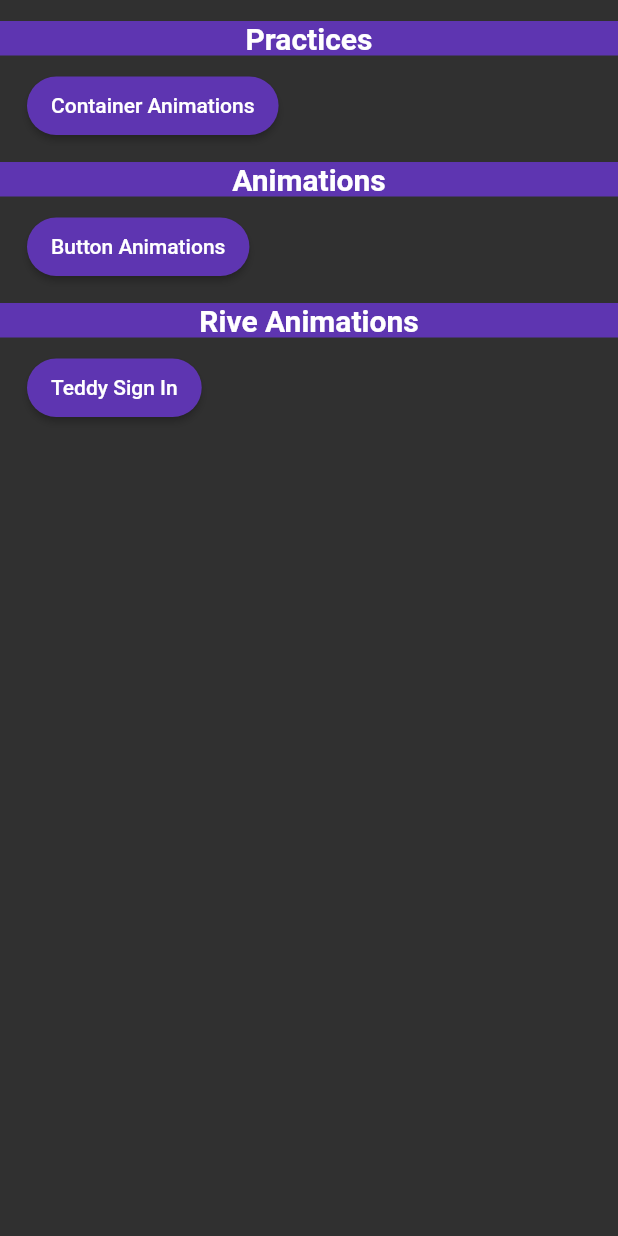
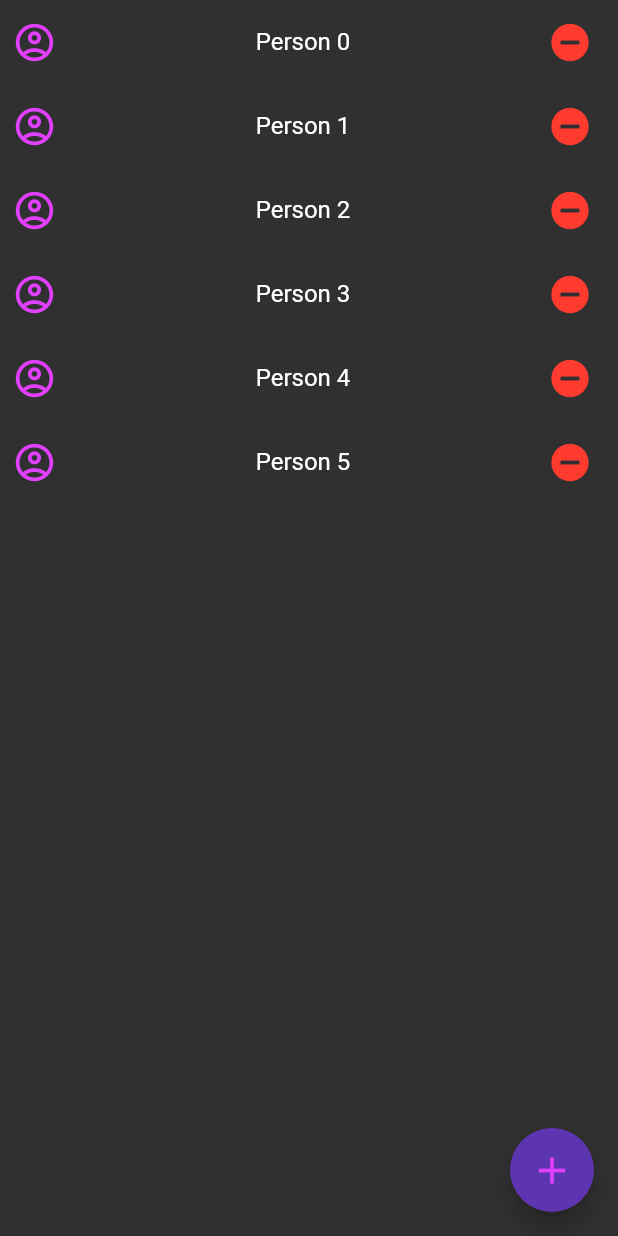
Before and after one commit to Tukhtamurodov-Sardorbek/Animations, a Flutter app: the screen it shows after launch, on a phone screen of 412 x 824 dp. Run offline on Flutter 3.47's test engine with Material 2 defaults, Android fonts, the phone set to English and light mode, and no system bars; our stand-ins replace flare_flutter, flutter_spinkit.

Commit message:
Code Update

```diff
--- /dev/null
+++ b/lib/animations/code_based/implicit/animations/animatedList.dart
@@ -0,0 +1,86 @@
+import 'package:flutter/cupertino.dart';
+import 'package:flutter/material.dart';
+
+
+class AnimatedListPage extends StatefulWidget {
+  const AnimatedListPage({super.key});
+
+  @override
+  State<AnimatedListPage> createState() => _AnimatedListPageState();
+}
+
+class _AnimatedListPageState extends State<AnimatedListPage> {
+  List<int> list = [0, 1, 2, 3, 4, 5];
+  final GlobalKey<AnimatedListState> _listKey = GlobalKey();
+  ListTile listTile({required int orderNumber}) {
+    return ListTile(
+      contentPadding: const EdgeInsets.symmetric(horizontal: 8),
+      leading: const Icon(
+        Icons.account_circle_outlined,
+        size: 30,
+        color: Colors.purpleAccent,
+      ),
+      title: Text(
+        'Person $orderNumber',
+        textAlign: TextAlign.center,
+      ),
+      trailing: IconButton(
+        icon: const Icon(
+          Icons.remove_circle,
+          size: 30,
+          color: CupertinoColors.destructiveRed,
+        ),
+        onPressed: () {
+          final index = list.indexOf(orderNumber);
+          final number = list.removeAt(index);
+          list.remove(number);
+          // _listKey.currentState!.removeItem(index, (context, animation) => listTile(orderNumber: number));
+          _listKey.currentState!.removeItem(
+            index,
+            duration: const Duration(milliseconds: 800),
+                (context, animation) {
+              return FadeTransition(
+                opacity: CurvedAnimation(parent: animation, curve: const Interval(0.5, 1.0)),
+                child: SizeTransition(
+                  axisAlignment: 0.0,
+                  sizeFactor: CurvedAnimation(parent: animation, curve: const Interval(0.5, 1.0)),
+                  child: listTile(orderNumber: number),
+                ),
+              );
+            },
+          );
+        },
+      ),
+    );
+  }
+
+  @override
+  Widget build(BuildContext context) {
+    return Scaffold(
+      body: SafeArea(
+        child: AnimatedList(
+          key: _listKey,
+          padding: EdgeInsets.zero,
+          initialItemCount: list.length,
+          itemBuilder: (context, index, animation) {
+            return FadeTransition(
+              opacity: animation,
+              child: listTile(orderNumber: list[index]),
+            );
+          },
+        ),
+      ),
+      floatingActionButton: FloatingActionButton(
+        backgroundColor: Colors.deepPurple.shade600,
+        onPressed: () {
+          int index = list.length;
+          // * Update list
+          list.add(list.last + 1);
+          // * Update the animatedList
+          _listKey.currentState!.insertItem(index, duration: const Duration(milliseconds: 800));
+        },
+        child: const Icon(Icons.add, size: 30, color: Colors.purpleAccent),
+      ),
+    );
+  }
+}
--- a/lib/main.dart
+++ b/lib/main.dart
@@ -1,3 +1,4 @@
+import 'package:animations/animations/code_based/implicit/animations/animatedList.dart';
 import 'package:animations/scroll_behavior.dart';
 import 'package:flutter/material.dart';
 
@@ -12,7 +13,7 @@ void main() {
       // debugShowMaterialGrid: true,
       scrollBehavior: ScrollBehaviour(),
       theme: ThemeData.dark(),
-      home: const App(),
+      home: const AnimatedListPage(),
     ),
   );
 }
--- a/pubspec.yaml
+++ b/pubspec.yaml
@@ -1,7 +1,7 @@
 name: animations
 description: A new Flutter project.
 
-publish_to: 'none' # Remove this line if you wish to publish to pub.dev
+publish_to: 'none'
 
 version: 1.0.0+1
 
```
